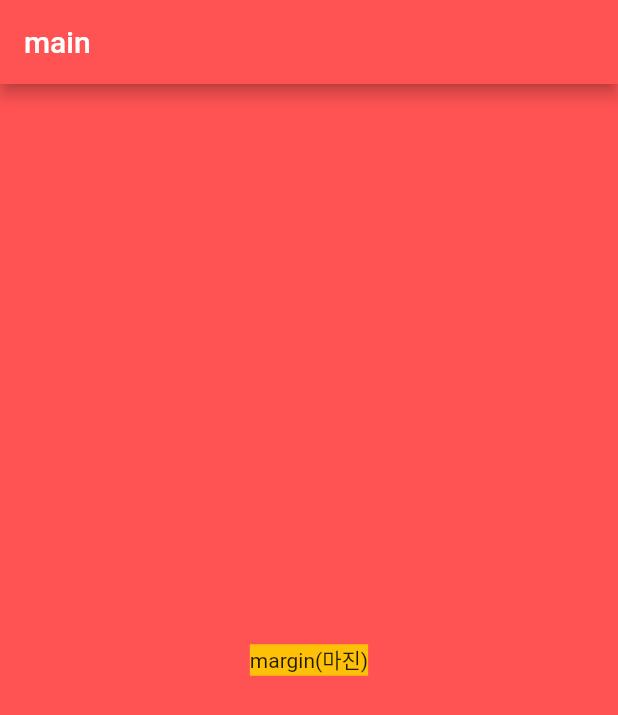
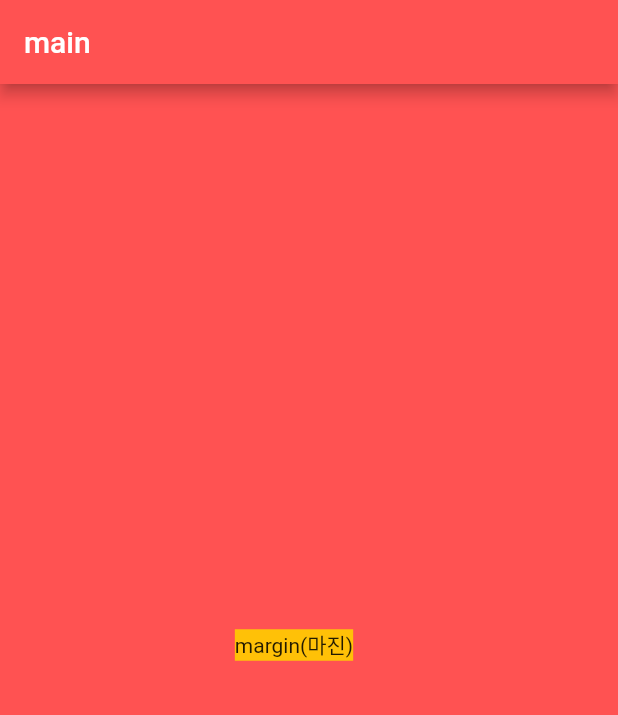
Before and after one commit to selpeapi/flutter_app3, a Flutter app: the screen it shows after launch, on a phone screen of 412 x 824 dp. Shown: the top 715 px of the screen. Run offline on Flutter 3.47's test engine with Material 2 defaults, Android fonts, the phone set to English and light mode, and no system bars.

Commit message:
margin [EdgeInsets.only] ~20.11.15

```diff
--- a/lib/main.dart
+++ b/lib/main.dart
@@ -26,7 +26,7 @@ class _MainPageState extends State<MainPage> {
       alignment: Alignment.center,
       child: Container(
         color: Colors.amber,
-        margin: EdgeInsets.all(100),
+        margin: EdgeInsets.only(left: 10, top: 20, right: 30, bottom: 40),
         child: Text("margin(마진)"),
       ),
     );
```
